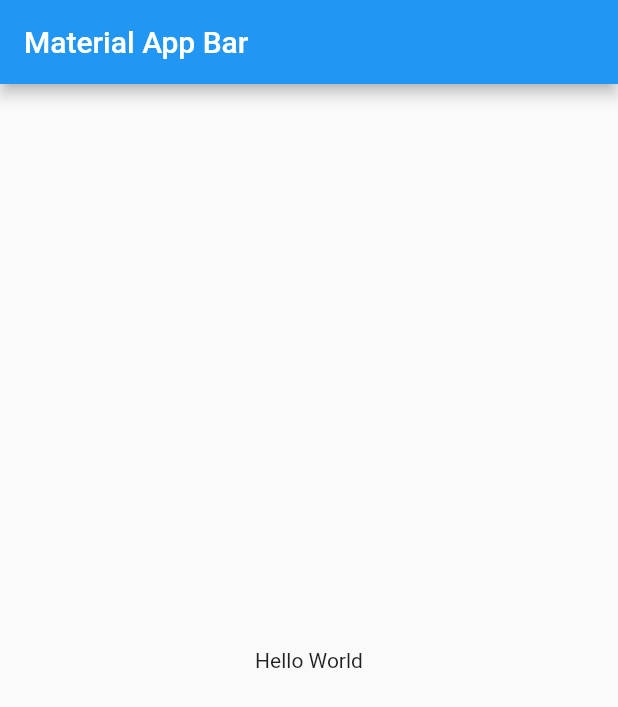
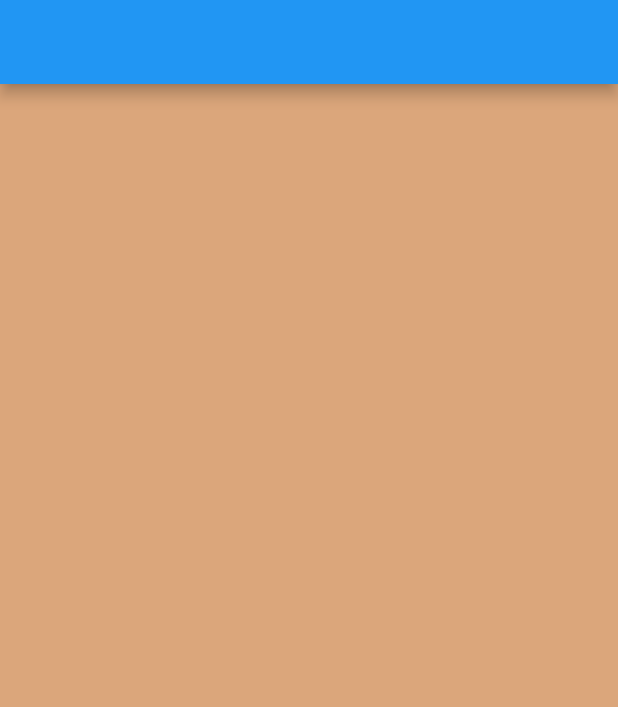
Before and after one commit to G-Jhojan/app_notas, a Flutter app: the screen it shows after launch, on a phone screen of 412 x 824 dp. Shown: the top 707 px of the screen. Run offline on Flutter 3.47's test engine with Material 2 defaults, Android fonts, the phone set to English and light mode, and no system bars; our stand-ins replace google_fonts.

Commit message:
Creación de variables de temas

```diff
--- a/lib/main.dart
+++ b/lib/main.dart
@@ -1,4 +1,7 @@
+import 'package:app_notas/src/core/constants/data.dart';
+import 'package:app_notas/src/ui/pages/home_page.dart';
 import 'package:flutter/material.dart';
+import 'package:google_fonts/google_fonts.dart';
 
 void main() => runApp(const MyApp());
 
@@ -8,15 +11,18 @@ class MyApp extends StatelessWidget {
   @override
   Widget build(BuildContext context) {
     return MaterialApp(
-      title: 'Material App',
-      home: Scaffold(
-        appBar: AppBar(
-          title: const Text('Material App Bar'),
-        ),
-        body: const Center(
-          child: Text('Hello World'),
-        ),
+      debugShowCheckedModeBanner: false,
+      routes: {
+        HomePage.HOME_PAGE_ROUTE: (BuildContext context) => const HomePage(),
+      },
+      title: Constants.MAIN_TITLE,
+      initialRoute: HomePage.HOME_PAGE_ROUTE,
+      home: Container(),
+      theme: ThemeData(
+        primarySwatch: Colors.blue,
+        fontFamily: GoogleFonts.poppins().fontFamily,
       ),
+
     );
   }
 }
--- /dev/null
+++ b/lib/src/ui/configure.dart
@@ -0,0 +1,20 @@
+import 'package:flutter/material.dart';
+
+class Configure {
+  static const PRIMARY = Color(0xFFDBA67B);
+  static const SECONDARY = Color(0xFF458985);
+  static const AUXILIAR = Color(0xFFDFDFC9);
+  static const ACCENT = Color(0xFF093647);
+
+
+  static const PRIMARY_DARK = Color(0xFFDBA67B);
+
+  static const PRIMARY_BUTTON_LIGHT = Color(0xFF222222);
+  static const SECONDARY_BUTTON_LIGHT = Color(0xFFECE6E1);
+
+  static const PRIMARY_BUTTON_DARK = PRIMARY;
+
+  static const BACKGROUND_LIGHT = Color(0xFFDDDDDD);
+  static const BACKGROUND_DARK = PRIMARY_BUTTON_LIGHT;
+
+}
--- /dev/null
+++ b/lib/src/ui/pages/home_page.dart
@@ -0,0 +1,23 @@
+import 'package:app_notas/src/ui/configure.dart';
+import 'package:flutter/material.dart';
+
+GlobalKey<ScaffoldState> homePageKey = GlobalKey<ScaffoldState>();
+
+class HomePage extends StatelessWidget {
+  const HomePage({super.key});
+  static const HOME_PAGE_ROUTE = 'home_page';
+
+  @override
+  Widget build(BuildContext context) {
+    return Scaffold(
+      backgroundColor: Configure.PRIMARY_DARK,
+      appBar: AppBar(),
+      key: homePageKey,
+      body: Container(
+        child: const Center(
+          child: Text('PRIMER TEXTO', style: TextStyle(fontSize: 30, color:Configure.PRIMARY_DARK ), ),
+        ),
+      ),
+    );
+  }
+}
```
Also changed, not shown: pubspec.yaml (+4 -12 lines), pubspec.lock, 1 other file.
